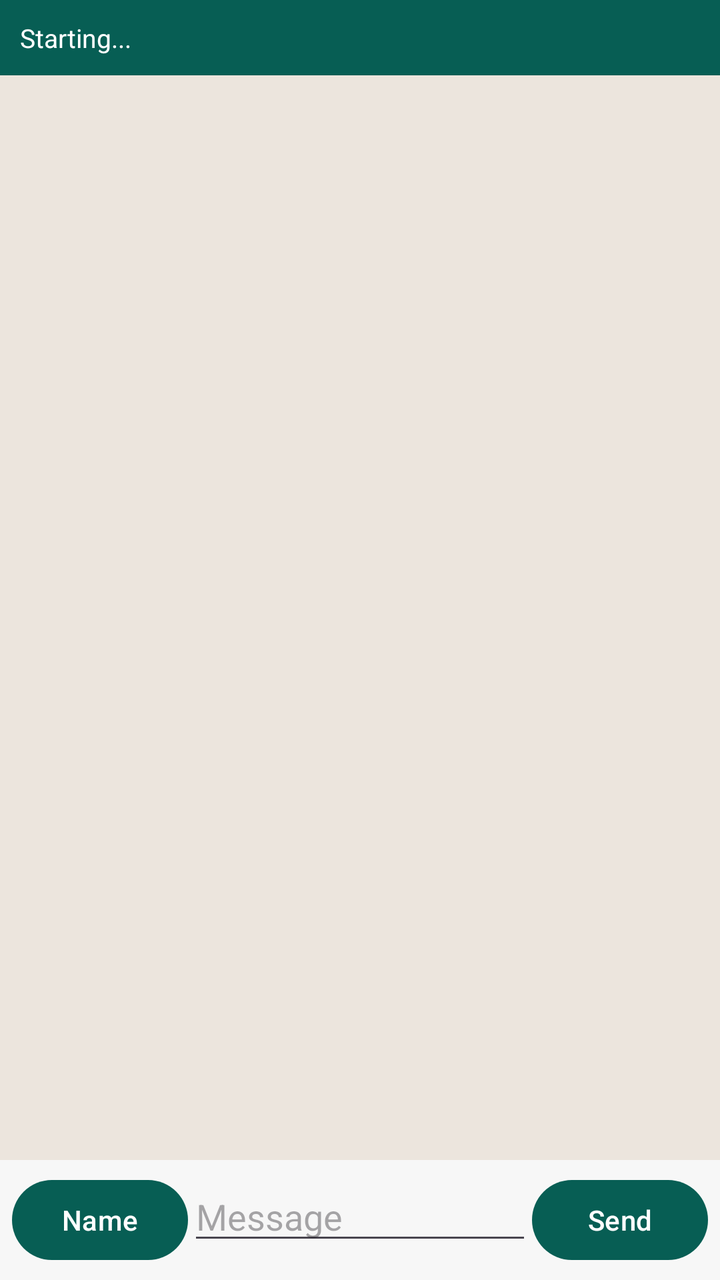
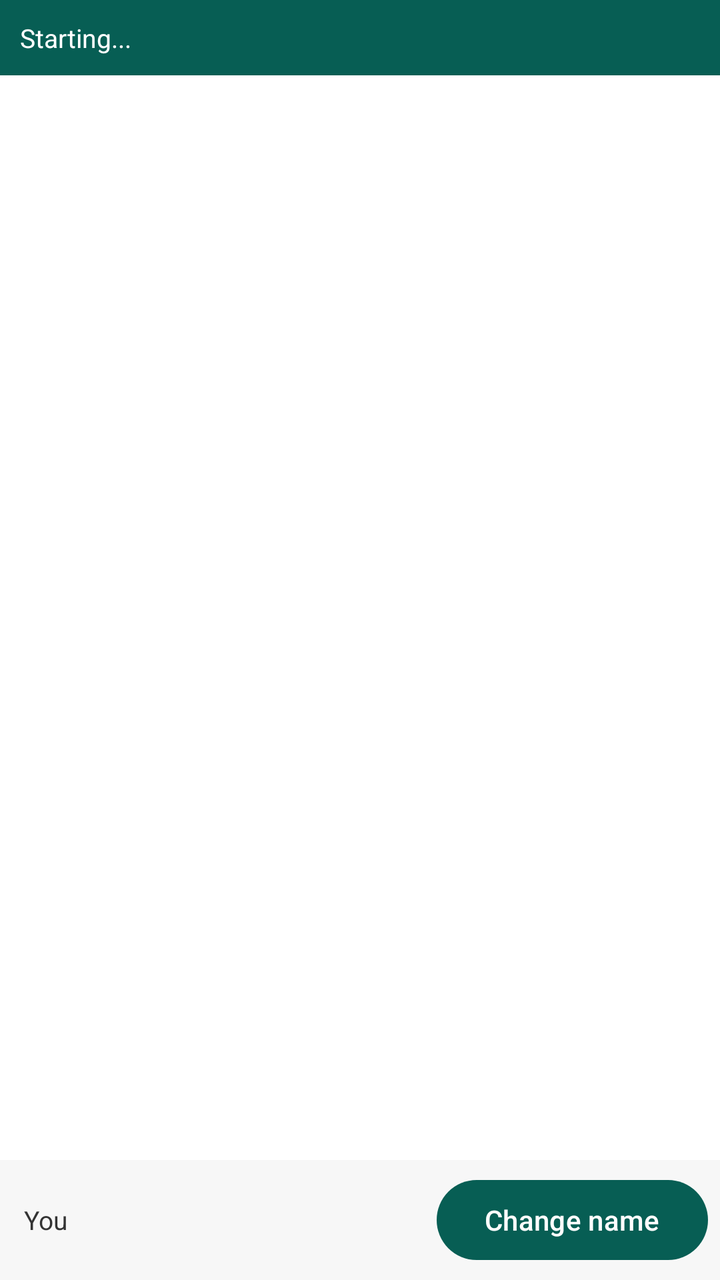

Two renders of the same Android screen: before a commit and after it. Below are the layout's source before the change and the commit's diff.
<!-- AndroidManifest.xml: application theme Theme.MeshTalk -->
<!-- res/layout/activity_main.xml -->
<?xml version="1.0" encoding="utf-8"?>
<LinearLayout xmlns:android="http://schemas.android.com/apk/res/android"
    android:layout_width="match_parent"
    android:layout_height="match_parent"
    android:orientation="vertical"
    android:background="#ECE5DD">

    <TextView
        android:id="@+id/status"
        android:layout_width="match_parent"
        android:layout_height="wrap_content"
        android:background="#075E54"
        android:textColor="#FFFFFF"
        android:padding="10dp"
        android:textSize="13sp"
        android:text="Starting..." />

    <androidx.recyclerview.widget.RecyclerView
        android:id="@+id/messages"
        android:layout_width="match_parent"
        android:layout_height="0dp"
        android:layout_weight="1"
        android:clipToPadding="false"
        android:paddingTop="4dp"
        android:paddingBottom="4dp" />

    <LinearLayout
        android:layout_width="match_parent"
        android:layout_height="wrap_content"
        android:orientation="horizontal"
        android:padding="6dp"
        android:background="#F7F7F7">

        <Button
            android:id="@+id/nameBtn"
            android:layout_width="wrap_content"
            android:layout_height="wrap_content"
            android:text="Name" />

        <EditText
            android:id="@+id/input"
            android:layout_width="0dp"
            android:layout_height="wrap_content"
            android:layout_weight="1"
            android:hint="Message"
            android:inputType="textShortMessage|textMultiLine"
            android:maxLines="4" />

        <Button
            android:id="@+id/send"
            android:layout_width="wrap_content"
            android:layout_height="wrap_content"
            android:text="Send" />
    </LinearLayout>
</LinearLayout>
<!-- resources referenced by this layout -->
<resources>
  <style name="Theme.MeshTalk" parent="Theme.Material3.DayNight">
          <item name="colorPrimary">#075E54</item>
          <item name="colorPrimaryVariant">#054A42</item>
          <item name="colorOnPrimary">#FFFFFF</item>
      </style>
</resources>

<!-- the commit's change to res/layout/activity_main.xml (unified diff, before → after) -->
@@ -16,40 +16,47 @@
         android:text="Starting..." />
 
     <androidx.recyclerview.widget.RecyclerView
-        android:id="@+id/messages"
+        android:id="@+id/peers"
         android:layout_width="match_parent"
         android:layout_height="0dp"
         android:layout_weight="1"
-        android:clipToPadding="false"
-        android:paddingTop="4dp"
-        android:paddingBottom="4dp" />
+        android:background="#FFFFFF"
+        android:clipToPadding="false" />
+
+    <TextView
+        android:id="@+id/empty"
+        android:layout_width="match_parent"
+        android:layout_height="wrap_content"
+        android:gravity="center"
+        android:padding="16dp"
+        android:textColor="#888888"
+        android:textSize="13sp"
+        android:visibility="gone"
+        android:text="No one nearby yet. Open MeshTalk on another phone close by — they'll appear here." />
 
     <LinearLayout
         android:layout_width="match_parent"
         android:layout_height="wrap_content"
         android:orientation="horizontal"
         android:padding="6dp"
+        android:gravity="center_vertical"
         android:background="#F7F7F7">
+
+        <TextView
+            android:id="@+id/me"
+            android:layout_width="0dp"
+            android:layout_height="wrap_content"
+            android:layout_weight="1"
+            android:paddingStart="6dp"
+            android:paddingEnd="6dp"
+            android:textColor="#333333"
+            android:textSize="13sp"
+            android:text="You" />
 
         <Button
             android:id="@+id/nameBtn"
             android:layout_width="wrap_content"
             android:layout_height="wrap_content"
-            android:text="Name" />
-
-        <EditText
-            android:id="@+id/input"
-            android:layout_width="0dp"
-            android:layout_height="wrap_content"
-            android:layout_weight="1"
-            android:hint="Message"
-            android:inputType="textShortMessage|textMultiLine"
-            android:maxLines="4" />
-
-        <Button
-            android:id="@+id/send"
-            android:layout_width="wrap_content"
-            android:layout_height="wrap_content"
-            android:text="Send" />
+            android:text="Change name" />
     </LinearLayout>
 </LinearLayout>
